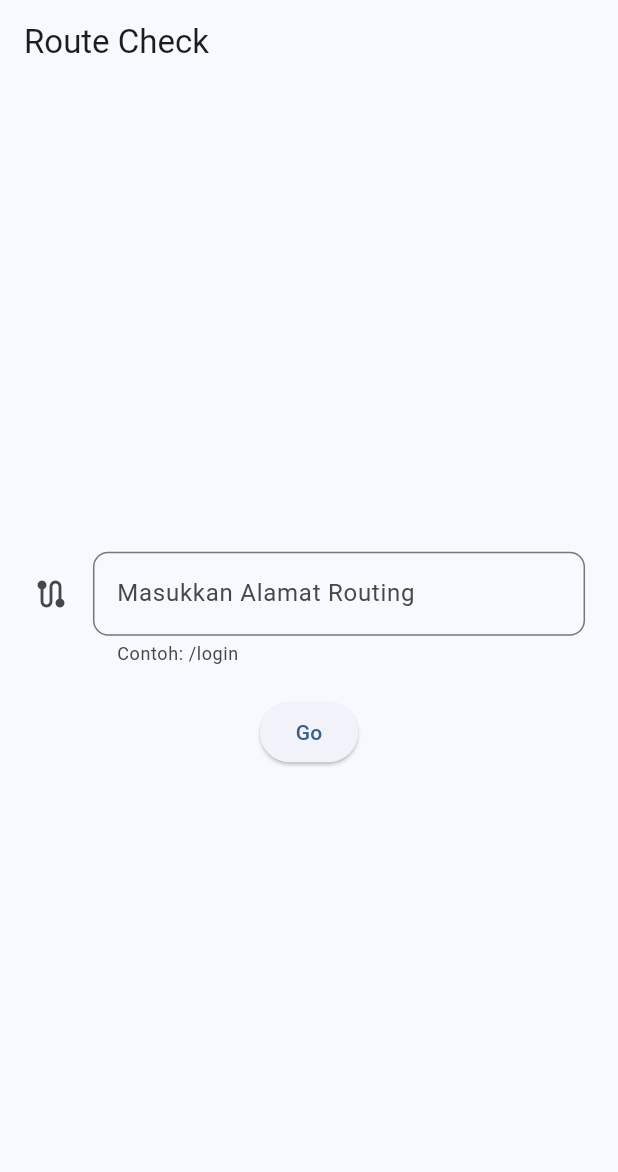
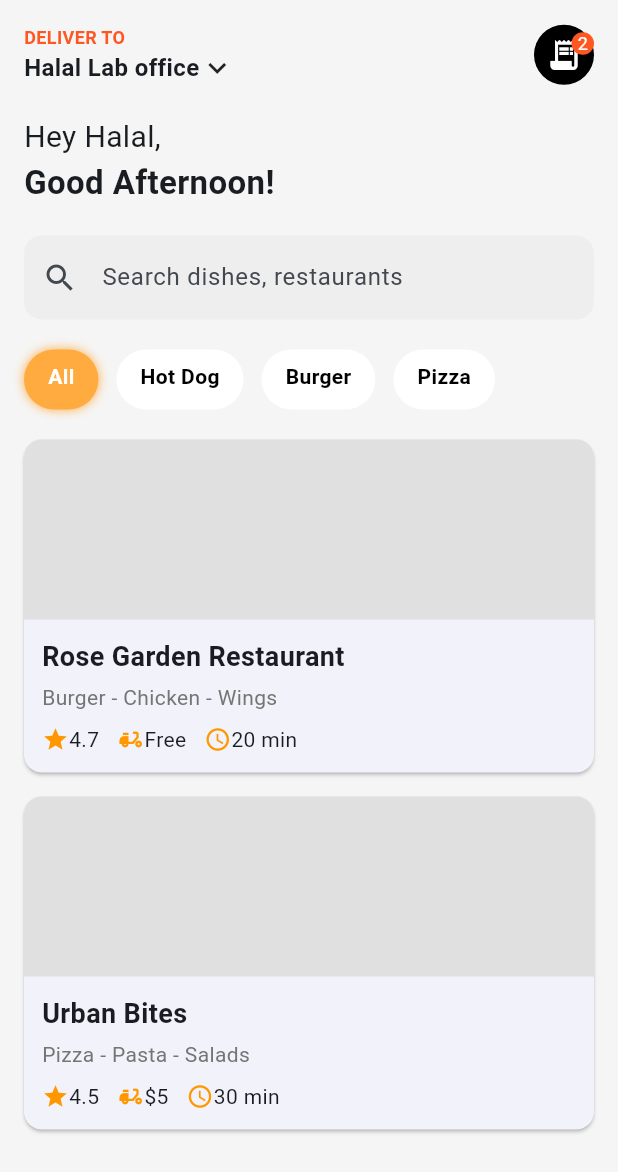
Before and after one commit to TI-POLINDRA/PEMOBILE2-D4RPL2B-PRAKTIKUM4, a Flutter app: the screen it shows after launch, on a phone screen of 412 x 824 dp. Shown: the top 1172 px of the screen. Run offline on Flutter 3.47's test engine with Material 3 defaults, Android fonts, the phone set to English and light mode, and no system bars; our stand-ins replace flutter_screenutil.

Commit message:
Halaman Home Screen Version 1

```diff
--- a/lib/main.dart
+++ b/lib/main.dart
@@ -1,5 +1,6 @@
 import 'package:flutter/material.dart';
 import 'package:flutter_screenutil/flutter_screenutil.dart';
+import 'package:pemobile2_d4rpl3b_praktikum4/screens/home_v1.dart';
 import 'package:pemobile2_d4rpl3b_praktikum4/screens/login_screen.dart';
 import 'package:pemobile2_d4rpl3b_praktikum4/utils/router_check.dart';
 
@@ -22,10 +23,11 @@ class MyApp extends StatelessWidget {
           theme: ThemeData(
             colorScheme: ColorScheme.fromSeed(seedColor: Colors.blue),
           ),
-          initialRoute: '/',
+          initialRoute: '/homev1',
           routes: {
             '/': (context) => const RouterCheck(),
             '/login': (context) => const LoginScreen(),
+            '/homev1': (context) => const HomeScreen(),
           },
         );
       },
--- /dev/null
+++ b/lib/screens/home_v1.dart
@@ -0,0 +1,227 @@
+import 'package:flutter/material.dart';
+import 'package:flutter_screenutil/flutter_screenutil.dart';
+
+class HomeV1Screen extends StatelessWidget {
+  const HomeV1Screen ({super.key});
+
+  @override
+  Widget build(BuildContext context) {
+    return Scaffold(
+      appBar: AppBar(title: const Text('Home V1')),
+      body: const Center(
+        child: Text('Welcome to Home V1!'),
+      ),
+    );
+  }
+}
+
+
+class HomeScreen extends StatelessWidget {
+  const HomeScreen({super.key});
+
+  @override
+  Widget build(BuildContext context) {
+    return Scaffold(
+      backgroundColor: const Color(0xFFF5F5F5),
+      body: SafeArea(
+        child: Padding(
+          padding: const EdgeInsets.all(16.0),
+          child: Column(
+            crossAxisAlignment: CrossAxisAlignment.start,
+            children: [
+              // 🏷️ Header
+              Row(
+                mainAxisAlignment: MainAxisAlignment.spaceBetween,
+                children: [
+                  Column(
+                    crossAxisAlignment: CrossAxisAlignment.start,
+                    children: [
+                      const Text(
+                        'DELIVER TO',
+                        style: TextStyle(
+                          color: Colors.deepOrange,
+                          fontSize: 12,
+                          fontWeight: FontWeight.bold,
+                        ),
+                      ),
+                      Row(
+                        children: const [
+                          Text(
+                            'Halal Lab office',
+                            style: TextStyle(
+                              fontSize: 16,
+                              fontWeight: FontWeight.w600,
+                            ),
+                          ),
+                          Icon(Icons.keyboard_arrow_down),
+                        ],
+                      ),
+                    ],
+                  ),
+                  Stack(
+                    children: [
+                      const CircleAvatar(
+                        backgroundColor: Colors.black,
+                        radius: 20,
+                        child: Icon(Icons.receipt_long, color: Colors.white),
+                      ),
+                      Positioned(
+                        right: 0,
+                        child: Container(
+                          padding: const EdgeInsets.all(4),
+                          decoration: const BoxDecoration(
+                            color: Colors.deepOrange,
+                            shape: BoxShape.circle,
+                          ),
+                          child: const Text(
+                            '2',
+                            style: TextStyle(color: Colors.white, fontSize: 12),
+                          ),
+                        ),
+                      ),
+                    ],
+                  ),
+                ],
+              ),
+              const SizedBox(height: 20),
+
+              // 👋 Greeting
+              const Text(
+                'Hey Halal,',
+                style: TextStyle(fontSize: 20),
+              ),
+              const Text(
+                'Good Afternoon!',
+                style: TextStyle(fontSize: 22, fontWeight: FontWeight.bold),
+              ),
+              const SizedBox(height: 20),
+
+              // 🔍 Search Bar
+              TextField(
+                decoration: InputDecoration(
+                  hintText: 'Search dishes, restaurants',
+                  prefixIcon: const Icon(Icons.search),
+                  filled: true,
+                  fillColor: Colors.grey[200],
+                  border: OutlineInputBorder(
+                    borderRadius: BorderRadius.circular(12),
+                    borderSide: BorderSide.none,
+                  ),
+                ),
+              ),
+              const SizedBox(height: 20),
+
+              // 🏷️ Category List
+              SizedBox(
+                height: 40,
+                child: ListView(
+                  scrollDirection: Axis.horizontal,
+                  children: [
+                    categoryItem('All', true),
+                    categoryItem('Hot Dog', false),
+                    categoryItem('Burger', false),
+                    categoryItem('Pizza', false),
+                  ],
+                ),
+              ),
+              const SizedBox(height: 20),
+
+              // 🍽️ Open Restaurants
+              Expanded(
+                child: ListView(
+                  children: [
+                    restaurantCard(
+                      'Rose Garden Restaurant',
+                      'Burger - Chicken - Wings',
+                      4.7,
+                      'Free',
+                      '20 min',
+                    ),
+                    restaurantCard(
+                      'Urban Bites',
+                      'Pizza - Pasta - Salads',
+                      4.5,
+                      '\$5',
+                      '30 min',
+                    ),
+                  ],
+                ),
+              ),
+            ],
+          ),
+        ),
+      ),
+    );
+  }
+
+  // 🔸 Category Button
+  Widget categoryItem(String title, bool isSelected) {
+    return Container(
+      margin: const EdgeInsets.only(right: 12),
+      padding: const EdgeInsets.symmetric(horizontal: 16, vertical: 8),
+      decoration: BoxDecoration(
+        color: isSelected ? Colors.orangeAccent : Colors.white,
+        borderRadius: BorderRadius.circular(20),
+        boxShadow: isSelected
+            ? [const BoxShadow(color: Colors.orangeAccent, blurRadius: 5)]
+            : [],
+      ),
+      child: Text(
+        title,
+        style: TextStyle(
+          color: isSelected ? Colors.white : Colors.black,
+          fontWeight: FontWeight.w600,
+        ),
+      ),
+    );
+  }
+
+  // 🔸 Restaurant Card
+  Widget restaurantCard(String name, String description, double rating,
+      String deliveryFee, String time) {
+    return Card(
+      margin: const EdgeInsets.only(bottom: 16),
+      shape: RoundedRectangleBorder(borderRadius: BorderRadius.circular(12)),
+      child: Column(
+        crossAxisAlignment: CrossAxisAlignment.start,
+        children: [
+          Container(
+            height: 120,
+            decoration: BoxDecoration(
+              color: Colors.grey[300],
+              borderRadius: const BorderRadius.vertical(top: Radius.circular(12)),
+            ),
+          ),
+          Padding(
+            padding: const EdgeInsets.all(12.0),
+            child: Column(
+              crossAxisAlignment: CrossAxisAlignment.start,
+              children: [
+                Text(name,
+                    style: const TextStyle(
+                        fontSize: 18, fontWeight: FontWeight.bold)),
+                const SizedBox(height: 4),
+                Text(description, style: TextStyle(color: Colors.grey[600])),
+                const SizedBox(height: 8),
+                Row(
+                  children: [
+                    const Icon(Icons.star, color: Colors.orange, size: 18),
+                    Text('$rating'),
+                    const SizedBox(width: 12),
+                    const Icon(Icons.delivery_dining,
+                        color: Colors.orange, size: 18),
+                    Text(deliveryFee),
+                    const SizedBox(width: 12),
+                    const Icon(Icons.access_time,
+                        color: Colors.orange, size: 18),
+                    Text(time),
+                  ],
+                ),
+              ],
+            ),
+          ),
+        ],
+      ),
+    );
+  }
+}
```
